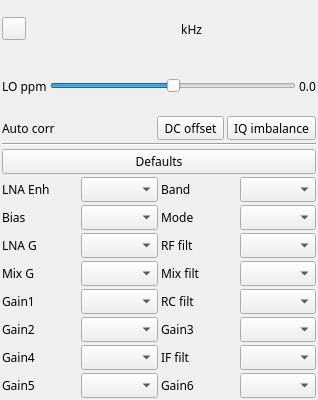
The window that plugins/samplesource/fcdpro/fcdprogui.ui (f4exb/sdrangel) describes before a commit, drawn with Qt 5.
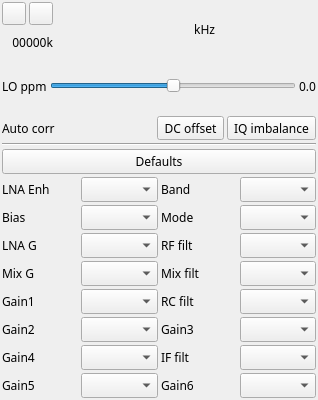
The same window after the commit. Icons and pictures are not drawn. Custom widgets are drawn as their Qt base class.

Commit message: Multi device support: Aligned Funcube Pro plugin

What changed in the file:
```diff
--- a/plugins/samplesource/fcdpro/fcdprogui.ui
+++ b/plugins/samplesource/fcdpro/fcdprogui.ui
@@ -38,6 +38,10 @@
    <item>
     <layout class="QHBoxLayout" name="layoutFrequency">
      <item>
+      <layout class="QVBoxLayout" name="deviceUILayout">
+       <item>
+        <layout class="QHBoxLayout" name="deviceButtonsLayout">
+         <item>
       <widget class="ButtonSwitch" name="startStop">
        <property name="text">
         <string/>
@@ -48,6 +52,41 @@
          <normalon>:/stop.png</normalon>:/play.png</iconset>
        </property>
       </widget>
+         </item>
+         <item>
+          <widget class="ButtonSwitch" name="record">
+           <property name="toolTip">
+            <string>Toggle record I/Q samples from device</string>
+           </property>
+           <property name="text">
+            <string/>
+           </property>
+           <property name="icon">
+            <iconset resource="../../../sdrbase/resources/res.qrc">
+             <normaloff>:/record_off.png</normaloff>:/record_off.png</iconset>
+           </property>
+          </widget>
+         </item>         
+        </layout>
+       </item>
+       <item>
+        <layout class="QHBoxLayout" name="deviceRateLayout">
+         <item>
+          <widget class="QLabel" name="deviceRateText">
+           <property name="toolTip">
+            <string>I/Q sample rate kS/s</string>
+           </property>
+           <property name="text">
+            <string>00000k</string>
+           </property>
+           <property name="alignment">
+            <set>Qt::AlignRight|Qt::AlignTrailing|Qt::AlignVCenter</set>
+           </property>
+          </widget>
+         </item>        
+        </layout>       
+       </item>
+      </layout>
      </item>
      <item>
       <spacer name="horizontalSpacer">
```
Lines whose indentation alone changed are shown as unchanged. The commit also changes 2 other files.
